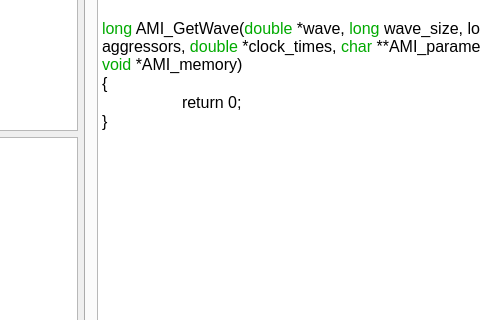
Old version of the form mainwindow.ui in the repository WXY163/ezAMI; both pictures show x 434 to 914 and y 186 to 506 of the 1029 by 649 pixel window.
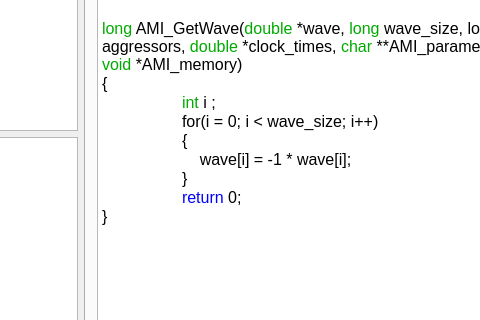
New version of the form. The open tabs and pages were chosen to show the change.

Patch:
```diff
--- a/mainwindow.ui
+++ b/mainwindow.ui
@@ -115,7 +115,7 @@
                <string>&lt;!DOCTYPE HTML PUBLIC &quot;-//W3C//DTD HTML 4.0//EN&quot; &quot;http://www.w3.org/TR/REC-html40/strict.dtd&quot;&gt;
 &lt;html&gt;&lt;head&gt;&lt;meta name=&quot;qrichtext&quot; content=&quot;1&quot; /&gt;&lt;style type=&quot;text/css&quot;&gt;
 p, li { white-space: pre-wrap; }
-&lt;/style&gt;&lt;/head&gt;&lt;body style=&quot; font-family:'MS Shell Dlg 2'; font-size:7.8pt; font-weight:400; font-style:normal;&quot;&gt;
+&lt;/style&gt;&lt;/head&gt;&lt;body style=&quot; font-family:'MS Shell Dlg 2'; font-size:8.25pt; font-weight:400; font-style:normal;&quot;&gt;
 &lt;p style=&quot; margin-top:0px; margin-bottom:0px; margin-left:0px; margin-right:0px; -qt-block-indent:0; text-indent:0px;&quot;&gt;&lt;span style=&quot; font-size:12pt; color:#0000ff;&quot;&gt;#include &amp;lt;string&amp;gt;&lt;/span&gt;&lt;/p&gt;
 &lt;p style=&quot; margin-top:0px; margin-bottom:0px; margin-left:0px; margin-right:0px; -qt-block-indent:0; text-indent:0px;&quot;&gt;&lt;span style=&quot; font-size:12pt; color:#0000ff;&quot;&gt;#include &amp;lt;fstream&amp;gt;&lt;/span&gt;&lt;/p&gt;
 &lt;p style=&quot; margin-top:0px; margin-bottom:0px; margin-left:0px; margin-right:0px; -qt-block-indent:0; text-indent:0px;&quot;&gt;&lt;span style=&quot; font-size:12pt; color:#0000ff;&quot;&gt;#include &amp;lt;sstream&amp;gt;&lt;/span&gt;&lt;/p&gt;
@@ -125,7 +125,12 @@
 &lt;p style=&quot;-qt-paragraph-type:empty; margin-top:0px; margin-bottom:0px; margin-left:0px; margin-right:0px; -qt-block-indent:0; text-indent:0px; font-size:12pt;&quot;&gt;&lt;br /&gt;&lt;/p&gt;
 &lt;p style=&quot; margin-top:0px; margin-bottom:0px; margin-left:0px; margin-right:0px; -qt-block-indent:0; text-indent:0px;&quot;&gt;&lt;span style=&quot; font-size:12pt; color:#00aa00;&quot;&gt;long&lt;/span&gt;&lt;span style=&quot; font-size:12pt;&quot;&gt; AMI_GetWave(&lt;/span&gt;&lt;span style=&quot; font-size:12pt; color:#00aa00;&quot;&gt;double&lt;/span&gt;&lt;span style=&quot; font-size:12pt;&quot;&gt; *wave, &lt;/span&gt;&lt;span style=&quot; font-size:12pt; color:#00aa00;&quot;&gt;long&lt;/span&gt;&lt;span style=&quot; font-size:12pt;&quot;&gt; wave_size, long aggressors, &lt;/span&gt;&lt;span style=&quot; font-size:12pt; color:#00aa00;&quot;&gt;double&lt;/span&gt;&lt;span style=&quot; font-size:12pt;&quot;&gt; *clock_times, &lt;/span&gt;&lt;span style=&quot; font-size:12pt; color:#00aa00;&quot;&gt;char&lt;/span&gt;&lt;span style=&quot; font-size:12pt;&quot;&gt; **AMI_parameters_out, &lt;/span&gt;&lt;span style=&quot; font-size:12pt; color:#00aa00;&quot;&gt;void&lt;/span&gt;&lt;span style=&quot; font-size:12pt;&quot;&gt; *AMI_memory) &lt;/span&gt;&lt;/p&gt;
 &lt;p style=&quot; margin-top:0px; margin-bottom:0px; margin-left:0px; margin-right:0px; -qt-block-indent:0; text-indent:0px;&quot;&gt;&lt;span style=&quot; font-size:12pt;&quot;&gt;{&lt;/span&gt;&lt;/p&gt;
-&lt;p style=&quot; margin-top:0px; margin-bottom:0px; margin-left:0px; margin-right:0px; -qt-block-indent:0; text-indent:0px;&quot;&gt;&lt;span style=&quot; font-size:12pt;&quot;&gt;	return 0;&lt;/span&gt;&lt;/p&gt;
+&lt;p style=&quot; margin-top:0px; margin-bottom:0px; margin-left:0px; margin-right:0px; -qt-block-indent:0; text-indent:0px;&quot;&gt;&lt;span style=&quot; font-size:12pt;&quot;&gt;	&lt;/span&gt;&lt;span style=&quot; font-size:12pt; color:#00aa00;&quot;&gt;int&lt;/span&gt;&lt;span style=&quot; font-size:12pt;&quot;&gt; i ;&lt;/span&gt;&lt;/p&gt;
+&lt;p style=&quot; margin-top:0px; margin-bottom:0px; margin-left:0px; margin-right:0px; -qt-block-indent:0; text-indent:0px;&quot;&gt;&lt;span style=&quot; font-size:12pt;&quot;&gt;	for(i = 0; i &amp;lt; wave_size; i++)&lt;/span&gt;&lt;/p&gt;
+&lt;p style=&quot; margin-top:0px; margin-bottom:0px; margin-left:0px; margin-right:0px; -qt-block-indent:0; text-indent:0px;&quot;&gt;&lt;span style=&quot; font-size:12pt;&quot;&gt;	{&lt;/span&gt;&lt;/p&gt;
+&lt;p style=&quot; margin-top:0px; margin-bottom:0px; margin-left:0px; margin-right:0px; -qt-block-indent:0; text-indent:0px;&quot;&gt;&lt;span style=&quot; font-size:12pt;&quot;&gt;	    wave[i] = -1 * wave[i];&lt;/span&gt;&lt;/p&gt;
+&lt;p style=&quot; margin-top:0px; margin-bottom:0px; margin-left:0px; margin-right:0px; -qt-block-indent:0; text-indent:0px;&quot;&gt;&lt;span style=&quot; font-size:12pt;&quot;&gt;	}&lt;/span&gt;&lt;/p&gt;
+&lt;p style=&quot; margin-top:0px; margin-bottom:0px; margin-left:0px; margin-right:0px; -qt-block-indent:0; text-indent:0px;&quot;&gt;&lt;span style=&quot; font-size:12pt;&quot;&gt;	&lt;/span&gt;&lt;span style=&quot; font-size:12pt; color:#0000ff;&quot;&gt;return&lt;/span&gt;&lt;span style=&quot; font-size:12pt;&quot;&gt; 0;&lt;/span&gt;&lt;/p&gt;
 &lt;p style=&quot; margin-top:0px; margin-bottom:0px; margin-left:0px; margin-right:0px; -qt-block-indent:0; text-indent:0px;&quot;&gt;&lt;span style=&quot; font-size:12pt;&quot;&gt;}&lt;/span&gt;&lt;/p&gt;&lt;/body&gt;&lt;/html&gt;</string>
               </property>
              </widget>
```
Left out of the diff: 12 changed lines with no effect on the pictures.
